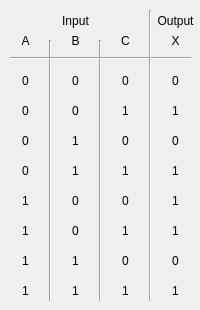
Qt form Application/Logic_Gate_Simulator/Dialogs/widget_tripleinputtruthtable.ui (ElliotHarding/Logic-Gate-Simulator) before a commit.
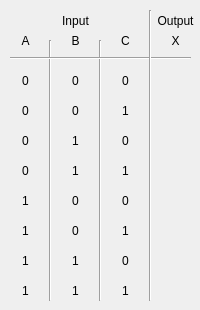
The same form after that commit.

Diff of the .ui file:
```diff
--- a/Application/Logic_Gate_Simulator/Dialogs/widget_tripleinputtruthtable.ui
+++ b/Application/Logic_Gate_Simulator/Dialogs/widget_tripleinputtruthtable.ui
@@ -545,134 +545,6 @@
     <set>Qt::AlignCenter</set>
    </property>
   </widget>
-  <widget class="QLabel" name="lb_result3">
-   <property name="geometry">
-    <rect>
-     <x>160</x>
-     <y>130</y>
-     <width>31</width>
-     <height>21</height>
-    </rect>
-   </property>
-   <property name="text">
-    <string>0</string>
-   </property>
-   <property name="alignment">
-    <set>Qt::AlignCenter</set>
-   </property>
-  </widget>
-  <widget class="QLabel" name="lb_result7">
-   <property name="geometry">
-    <rect>
-     <x>160</x>
-     <y>250</y>
-     <width>31</width>
-     <height>21</height>
-    </rect>
-   </property>
-   <property name="text">
-    <string>0</string>
-   </property>
-   <property name="alignment">
-    <set>Qt::AlignCenter</set>
-   </property>
-  </widget>
-  <widget class="QLabel" name="lb_result1">
-   <property name="geometry">
-    <rect>
-     <x>160</x>
-     <y>70</y>
-     <width>31</width>
-     <height>21</height>
-    </rect>
-   </property>
-   <property name="text">
-    <string>0</string>
-   </property>
-   <property name="alignment">
-    <set>Qt::AlignCenter</set>
-   </property>
-  </widget>
-  <widget class="QLabel" name="lb_result4">
-   <property name="geometry">
-    <rect>
-     <x>160</x>
-     <y>160</y>
-     <width>31</width>
-     <height>21</height>
-    </rect>
-   </property>
-   <property name="text">
-    <string>1</string>
-   </property>
-   <property name="alignment">
-    <set>Qt::AlignCenter</set>
-   </property>
-  </widget>
-  <widget class="QLabel" name="lb_result8">
-   <property name="geometry">
-    <rect>
-     <x>160</x>
-     <y>280</y>
-     <width>31</width>
-     <height>21</height>
-    </rect>
-   </property>
-   <property name="text">
-    <string>1</string>
-   </property>
-   <property name="alignment">
-    <set>Qt::AlignCenter</set>
-   </property>
-  </widget>
-  <widget class="QLabel" name="lb_result6">
-   <property name="geometry">
-    <rect>
-     <x>160</x>
-     <y>220</y>
-     <width>31</width>
-     <height>21</height>
-    </rect>
-   </property>
-   <property name="text">
-    <string>1</string>
-   </property>
-   <property name="alignment">
-    <set>Qt::AlignCenter</set>
-   </property>
-  </widget>
-  <widget class="QLabel" name="lb_result2">
-   <property name="geometry">
-    <rect>
-     <x>160</x>
-     <y>100</y>
-     <width>31</width>
-     <height>21</height>
-    </rect>
-   </property>
-   <property name="text">
-    <string>1</string>
-   </property>
-   <property name="alignment">
-    <set>Qt::AlignCenter</set>
-   </property>
-  </widget>
-  <widget class="QLabel" name="lb_result5">
-   <property name="geometry">
-    <rect>
-     <x>160</x>
-     <y>190</y>
-     <width>31</width>
-     <height>21</height>
-    </rect>
-   </property>
-   <property name="text">
-    <string>1</string>
-   </property>
-   <property name="alignment">
-    <set>Qt::AlignCenter</set>
-   </property>
-  </widget>
  </widget>
  <resources/>
  <connections/>
```
